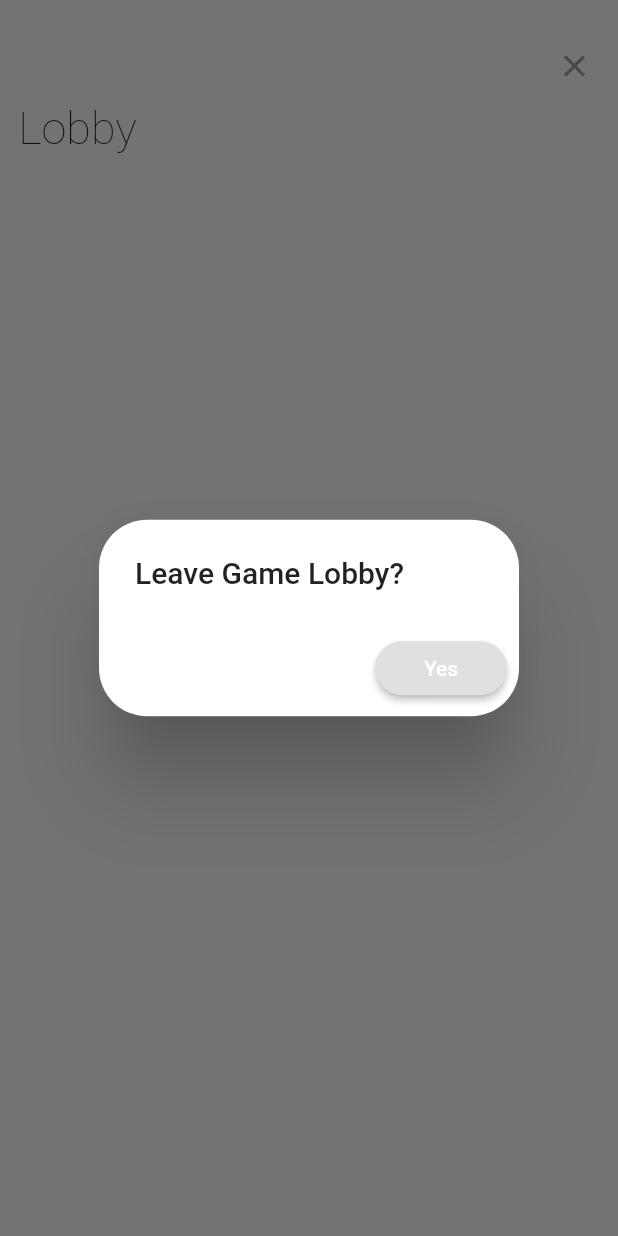
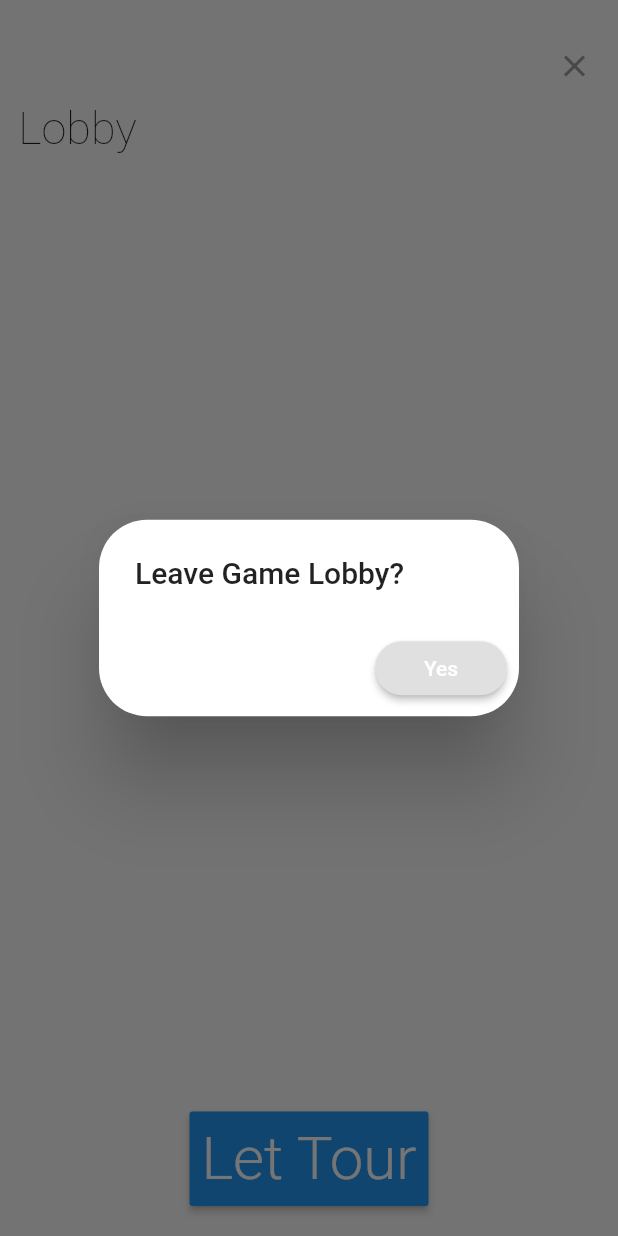
Before and after one commit to EarthComOSKN/cu_tour_jeen, a Flutter app: the LobbyScreen widget shown alone on an empty page, opened directly with empty values, after a tap on the "close" icon, on a phone screen of 412 x 824 dp. Run offline on Flutter 3.47's test engine with Material 2 defaults, Android fonts, the phone set to English and light mode, and no system bars; missing offline and left inert: nearby_connections; statements that could not run were skipped.

Commit message:
add let tour button

```diff
--- a/lib/providers/world.dart
+++ b/lib/providers/world.dart
@@ -21,7 +21,7 @@ class World with ChangeNotifier {
   final GameLogs gameLogs;
   //init values upon creating the world
   World()
-      : user = User("User" + Random().nextInt(100).toString()),
+      : user = User("Pang" + Random().nextInt(100).toString()),
         gameLogs = GameLogs(),
         players = Players() {
     _currentScreen = ScreenState.StartScreen;
--- a/lib/screens/lobby_screen.dart
+++ b/lib/screens/lobby_screen.dart
@@ -76,7 +76,20 @@ class LobbyScreen extends StatelessWidget {
                 );
               },
             ),
-          )
+          ),
+          Row(mainAxisAlignment: MainAxisAlignment.center, children: <Widget>[
+            RaisedButton(
+                color: Colors.blue,
+                padding: EdgeInsets.all(8),
+                child: Text(
+                  "Let Tour",
+                  style: TextStyle(
+                      fontSize: 40,
+                      fontWeight: FontWeight.w300,
+                      color: Colors.white),
+                ),
+                onPressed: () => {}),
+          ])
         ],
       ),
     );
```
Also changed, not shown: lib/screens/start_screen.dart (+1 -13 lines).
